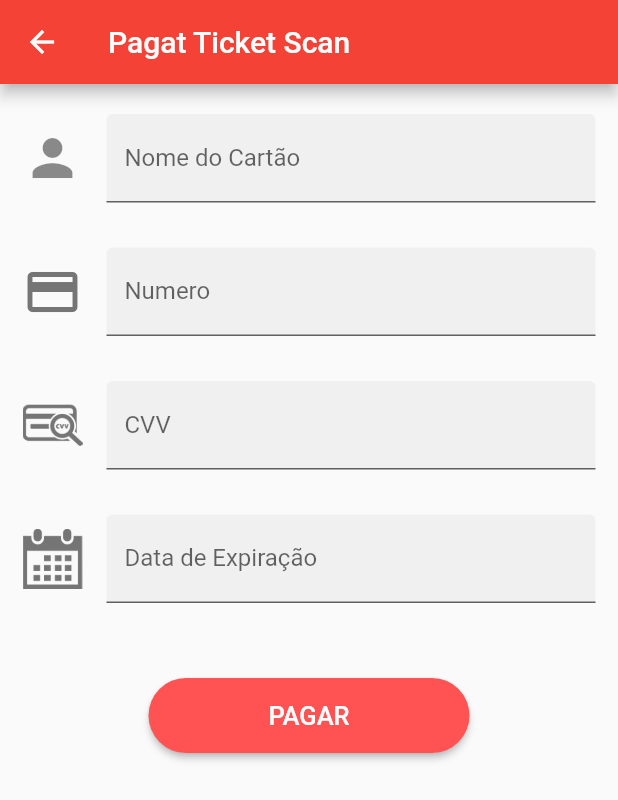
After one commit to SantiSjp/pucpay_prototype, a Flutter app: the CadCreditMain screen opened directly, on a phone screen of 412 x 824 dp. The commit adds this screen. Shown: the top 800 px of the screen. Run offline on Flutter 3.47's test engine with Material 2 defaults, Android fonts, the phone set to English and light mode, and no system bars; our stand-ins replace date_format, progress_dialog, progress_indicators, webview_flutter; missing offline and left inert: barcode_scan, flutter_barcode_scanner, hasura_connect; accounts and stored records are empty.

Commit message:
bug fixes 2

```diff
--- a/lib/funcoes.dart
+++ b/lib/funcoes.dart
@@ -87,13 +87,13 @@ void style(pr){
 
   pr.style(
     message: 'Carregando...',
-    borderRadius: 10.0,
+    borderRadius: 1.0,
     backgroundColor: Colors.white,
     progressWidget: CircularProgressIndicator(),
-    elevation: 10.0,
+    elevation: 1.0,
     insetAnimCurve: Curves.easeInOut,
     progress: 0.0,
-    maxProgress: 100.0,
+    maxProgress: 99.0,
     progressTextStyle: TextStyle(
       color: Colors.black, fontSize: 13.0, fontWeight: FontWeight.w400),
     messageTextStyle: TextStyle(
--- /dev/null
+++ b/lib/pages/cadCreditMain.dart
@@ -0,0 +1,240 @@
+import 'dart:io';
+import 'package:flutter/cupertino.dart';
+import 'package:flutter/material.dart';
+import 'package:flutter/services.dart';
+import 'package:pucpay_prototype/global.dart';
+import 'package:pucpay_prototype/pages/homePage.dart';
+import 'input_formatters.dart';
+import 'payment_card.dart';
+import 'my_strings.dart';
+
+class CadCreditMain extends StatefulWidget {
+  @override
+  _CadCreditMainState createState() => _CadCreditMainState();
+}
+
+class _CadCreditMainState extends State<CadCreditMain> {
+
+  final _scaffoldKey = GlobalKey<ScaffoldState>();
+  var _formKey =  GlobalKey<FormState>();
+  var numberController =  TextEditingController();
+  var cvvController = TextEditingController();
+  var nomeController = TextEditingController();
+  var valController = TextEditingController();
+  var _paymentCard = PaymentCard();
+  var _autoValidate = false;
+
+  var _card =  PaymentCard();
+
+
+  @override
+  void initState() {
+    super.initState();
+    _paymentCard.type = CardType.Others;
+    numberController.addListener(_getCardTypeFrmNumber);
+  }
+
+
+  @override
+  Widget build(BuildContext context) {
+    return  Scaffold(
+        key: _scaffoldKey,
+        appBar:  AppBar(
+          title:  Text("Pagat Ticket Scan"),
+        ),
+        body:  Container(
+          padding: const EdgeInsets.symmetric(horizontal: 15.0),
+          child: new Form(
+              key: _formKey,
+              autovalidate: _autoValidate,
+              child: new ListView(
+                children: <Widget>[
+                  new SizedBox(
+                    height: 20.0,
+                  ),
+                  new TextFormField(
+                    decoration: const InputDecoration(
+                      border: const UnderlineInputBorder(),
+                      filled: true,
+                      icon: const Icon(
+                        Icons.person,
+                        size: 40.0,
+                      ),
+                      hintText: 'Qual nome está escrito no cartão?',
+                      labelText: 'Nome do Cartão',
+                    ),
+                    onSaved: (String value) {
+                      _card.name = value;
+                    },
+                    controller: nomeController,
+                    keyboardType: TextInputType.text,
+                    validator: (String value) =>
+                        value.isEmpty ? Strings.fieldReq : null,
+                  ),
+                  new SizedBox(
+                    height: 30.0,
+                  ),
+                  new TextFormField(
+                    keyboardType: TextInputType.number,
+                    inputFormatters: [
+                      WhitelistingTextInputFormatter.digitsOnly,
+                      new LengthLimitingTextInputFormatter(19),
+                      new CardNumberInputFormatter()
+                    ],
+                    controller: numberController,
+                    decoration: new InputDecoration(
+                      border: const UnderlineInputBorder(),
+                      filled: true,
+                      icon: CardUtils.getCardIcon(_paymentCard.type),
+                      hintText: 'Qual é o numero do cartão?',
+                      labelText: 'Numero',
+                    ),
+                    onSaved: (String value) {
+                      print('onSaved = $value');
+                      print('Num controller has = ${numberController.text}');
+                      _paymentCard.number = CardUtils.getCleanedNumber(value);
+                    },
+                    validator: CardUtils.validateCardNum,
+                  ),
+                  new SizedBox(
+                    height: 30.0,
+                  ),
+                  new TextFormField(
+                    inputFormatters: [
+                      WhitelistingTextInputFormatter.digitsOnly,
+                      new LengthLimitingTextInputFormatter(4),
+                    ],
+                    decoration: new InputDecoration(
+                      border: const UnderlineInputBorder(),
+                      filled: true,
+                      icon: new Image.asset(
+                        'assets/card_cvv.png',
+                        width: 40.0,
+                        color: Colors.grey[600],
+                      ),
+                      hintText: 'Numero de segurança',
+                      labelText: 'CVV',
+                    ),
+                    controller: cvvController,
+                    validator: CardUtils.validateCVV,
+                    keyboardType: TextInputType.number,
+                    onSaved: (value) {
+                      _paymentCard.cvv = int.parse(value);
+                    },
+                  ),
+                  new SizedBox(
+                    height: 30.0,
+                  ),
+                  new TextFormField(
+                    inputFormatters: [
+                      WhitelistingTextInputFormatter.digitsOnly,
+                      new LengthLimitingTextInputFormatter(4),
+                      new CardMonthInputFormatter()
+                    ],
+                    decoration: new InputDecoration(
+                      border: const UnderlineInputBorder(),
+                      filled: true,
+                      icon: new Image.asset(
+                        'assets/calender.png',
+                        width: 40.0,
+                        color: Colors.grey[600],
+                      ),
+                      hintText: 'MM/YY',
+                      labelText: 'Data de Expiração',
+                    ),
+                    controller: valController,
+                    validator: CardUtils.validateDate,
+                    keyboardType: TextInputType.number,
+                    onSaved: (value) {
+                      List<int> expiryDate = CardUtils.getExpiryDate(value);
+                      _paymentCard.month = expiryDate[0];
+                      _paymentCard.year = expiryDate[1];
+                    },
+                  ),
+                  new SizedBox(
+                    height: 50.0,
+                  ),
+                  new Container(
+                    alignment: Alignment.center,
+                    child: _getPayButton(),
+                  )
+                ],
+              )),
+        ));
+  }
+
+
+ @override
+  void dispose() {
+    // Clean up the controller when the Widget is removed from the Widget tree
+    numberController.removeListener(_getCardTypeFrmNumber);
+    numberController.dispose();
+    super.dispose();
+  }
+
+  void _getCardTypeFrmNumber() {
+    String input = CardUtils.getCleanedNumber(numberController.text);
+    CardType cardType = CardUtils.getCardTypeFrmNumber(input);
+    setState(() {
+      this._paymentCard.type = cardType;
+    });
+  }
+
+  void _validateInputs() {
+    final FormState form = _formKey.currentState;
+    if (!form.validate()) {
+      setState(() {
+        _autoValidate = true; // Start validating on every change.
+      });
+      _showInSnackBar('Por favor corrija os erros e tente novamente!', 'red');
+    } else {
+      form.save();
+      // Encrypt and send send payment details to payment gateway
+      _showInSnackBar('Cartão para pagamento é valido','green');
+      exibirDialogo(context, 'Cartão Validado', 'O pagamento foi aceito, Ticket validado com sucesso!', 'Continuar', Homepage());
+    }
+  }
+
+  Widget _getPayButton() {
+    if (Platform.isIOS) {
+      return new CupertinoButton(
+        onPressed: _validateInputs,
+        color: CupertinoColors.activeBlue,
+        child: const Text(
+          Strings.pay,
+          style: const TextStyle(fontSize: 17.0),
+        ),
+      );
+    } else {
+      return new RaisedButton(
+        onPressed:(){
+          _validateInputs();
+        },
+        color: Colors.redAccent,
+        splashColor: Colors.deepPurple,
+        shape: RoundedRectangleBorder(
+          borderRadius: const BorderRadius.all(const Radius.circular(100.0)),
+        ),
+        padding: const EdgeInsets.symmetric(vertical: 15.0, horizontal: 80.0),
+        textColor: Colors.white,
+        child: new Text(
+          Strings.pay.toUpperCase(),
+          style: const TextStyle(fontSize: 17.0),
+        ),
+      );
+    }
+  }
+
+  void _showInSnackBar(String value, var color) {
+    var cor;
+    if(color == 'red'){cor = Colors.redAccent;}
+    if(color == 'green'){cor = Colors.greenAccent;}
+
+    _scaffoldKey.currentState.showSnackBar(new SnackBar(
+      content: new Text(value),
+      backgroundColor: cor,
+      duration: new Duration(seconds: 3),
+    ));
+  }
+
+}
--- a/lib/pages/menuPage.dart
+++ b/lib/pages/menuPage.dart
@@ -92,7 +92,7 @@ _nextScreen(context, Widget route){
                 onPressed: (){
                   _nextScreen(context, ManageCredits());
                 },
-                child: Text("Créditos da Carteirinha",style: TextStyle(color: Colors.white),),
+                child: Text("Saldo de Créditos",style: TextStyle(color: Colors.white),),
                 color: Color.fromRGBO(84, 84, 84, 33),
              ))),
               Divider(height: 20,color: Colors.white),
@@ -142,7 +142,7 @@ _nextScreen(context, Widget route){
                 onPressed: (){
                   _nextScreen(context, PrintingLog());
                 },
-                child: Text("Historico de Pagamentos",style: TextStyle(color: Colors.white),),
+                child: Text("Historico de Transações",style: TextStyle(color: Colors.white),),
                 color: Color.fromRGBO(84, 84, 84, 33),
              )))
 
--- a/lib/pages/my_strings.dart
+++ b/lib/pages/my_strings.dart
@@ -2,6 +2,6 @@ class Strings {
   static const String appName = 'Payment Card Demo';
   static const String fieldReq = 'Este campo é obrigatório';
   static const String numberIsInvalid = 'Cartão inválido';
-  static const String pay = 'Cadastrar';
+  static const String pay = 'Pagar';
 
 }
--- a/lib/pages/selectPaymentPage.dart
+++ b/lib/pages/selectPaymentPage.dart
@@ -4,6 +4,7 @@ import 'dart:convert';
 import 'package:url_launcher/url_launcher.dart';
 import 'package:pucpay_prototype/global.dart';
 import 'menuPage.dart';
+import 'testPage.dart';
 
 
 enum TipoDePgto {Boleto, Cartao}
@@ -196,7 +197,9 @@ void boleto(context, valor)async{
   String linkBoleto = decode['boletos'][0]['paymentLink'];
   Navigator.pop(context);
   Navigator.pop(context);
-  launch(linkBoleto);
+  //launch(linkBoleto);
+  Navigator.push(context, new MaterialPageRoute(builder: (context) => TestPage(linkBoleto)),
+      );
 
   }catch(e){
     print(e.toString());
--- a/pubspec.yaml
+++ b/pubspec.yaml
@@ -18,6 +18,7 @@ environment:
 
 dependencies:
   build_runner:
+  webview_flutter:
   json_serializable: ^3.2.2
   date_format:
   intl: ^0.15.8
```
Also changed, not shown: lib/pages/homePage.dart (+70 -2 lines), lib/pages/insertCreditsPage.dart (+16 -23 lines), lib/pages/paymentCadPage.dart (+7 -0 lines), lib/pages/testPage.dart (added, +29 -0 lines), lib/main.dart (line endings or trailing spaces), pubspec.lock.
